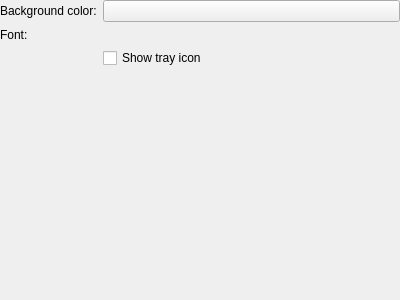
The window that cfg_appearance.ui (KDE/kruler) describes before a commit, drawn with Qt 5.
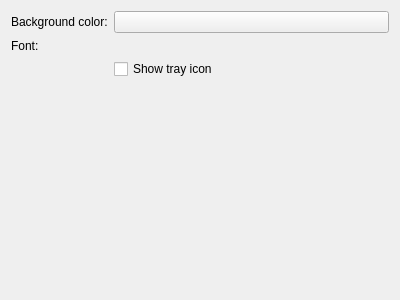
The same window after the commit. Custom widgets are drawn as their Qt base class.

What changed in the file:
```diff
--- a/cfg_appearance.ui
+++ b/cfg_appearance.ui
@@ -11,9 +11,6 @@
    </rect>
   </property>
   <layout class="QFormLayout" name="formLayout" >
-   <property name="margin" >
-    <number>0</number>
-   </property>
    <item row="0" column="0" >
     <widget class="QLabel" name="label" >
      <property name="text" >
```
